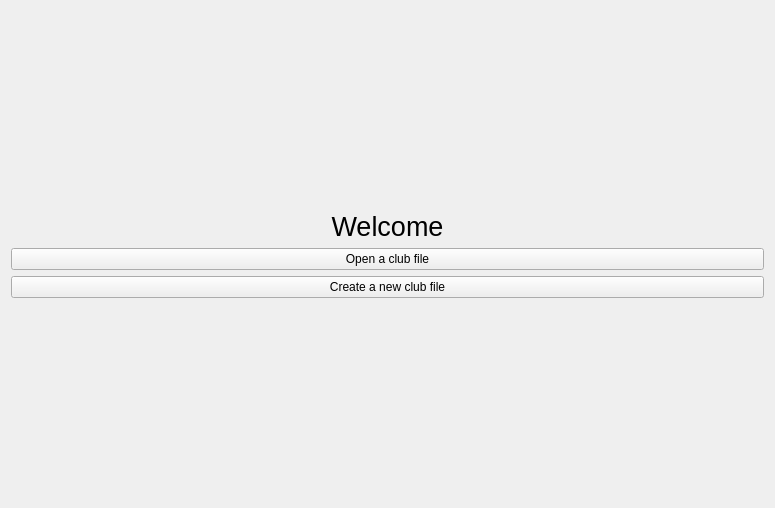
Above: src/WelcomePage.ui from simophin/game-matcher-qt before the change. Below: the same form after it.
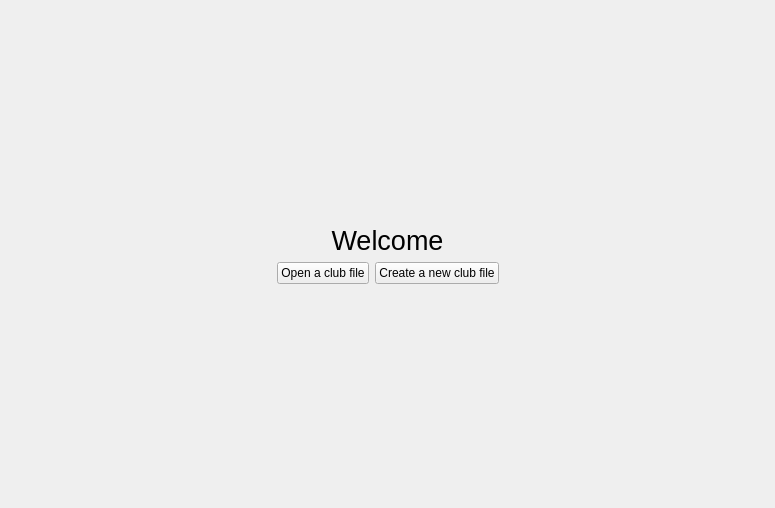
That is the form after the change. Icons and pictures are not drawn.

What changed in the file:
```diff
--- a/src/WelcomePage.ui
+++ b/src/WelcomePage.ui
@@ -45,10 +45,35 @@
       </widget>
      </item>
      <item>
+      <layout class="QHBoxLayout" name="horizontalLayout">
+       <item>
+        <spacer name="horizontalSpacer">
+         <property name="orientation">
+          <enum>Qt::Horizontal</enum>
+         </property>
+         <property name="sizeHint" stdset="0">
+          <size>
+           <width>40</width>
+           <height>20</height>
+          </size>
+         </property>
+        </spacer>
+       </item>
+       <item>
       <widget class="QPushButton" name="openButton">
        <property name="text">
         <string>Open a club file</string>
        </property>
+         <property name="icon">
+          <iconset resource="../res/icons/icons.qrc">
+           <normaloff>:/icons/Document/folder-open-line.svg</normaloff>:/icons/Document/folder-open-line.svg</iconset>
+         </property>
+         <property name="iconSize">
+          <size>
+           <width>32</width>
+           <height>32</height>
+          </size>
+         </property>
       </widget>
      </item>
      <item>
@@ -56,12 +81,37 @@
        <property name="text">
         <string>Create a new club file</string>
        </property>
+         <property name="icon">
+          <iconset resource="../res/icons/icons.qrc">
+           <normaloff>:/icons/System/add-line.svg</normaloff>:/icons/System/add-line.svg</iconset>
+         </property>
+         <property name="iconSize">
+          <size>
+           <width>32</width>
+           <height>32</height>
+          </size>
+         </property>
        <property name="flat">
         <bool>false</bool>
        </property>
       </widget>
      </item>
      <item>
+        <spacer name="horizontalSpacer_2">
+         <property name="orientation">
+          <enum>Qt::Horizontal</enum>
+         </property>
+         <property name="sizeHint" stdset="0">
+          <size>
+           <width>40</width>
+           <height>20</height>
+          </size>
+         </property>
+        </spacer>
+       </item>
+      </layout>
+     </item>
+     <item>
       <spacer name="verticalSpacer">
        <property name="orientation">
         <enum>Qt::Vertical</enum>
```
Left out of the diff: 4 changed lines with no effect on the pictures. Lines whose indentation alone changed are shown as unchanged.
